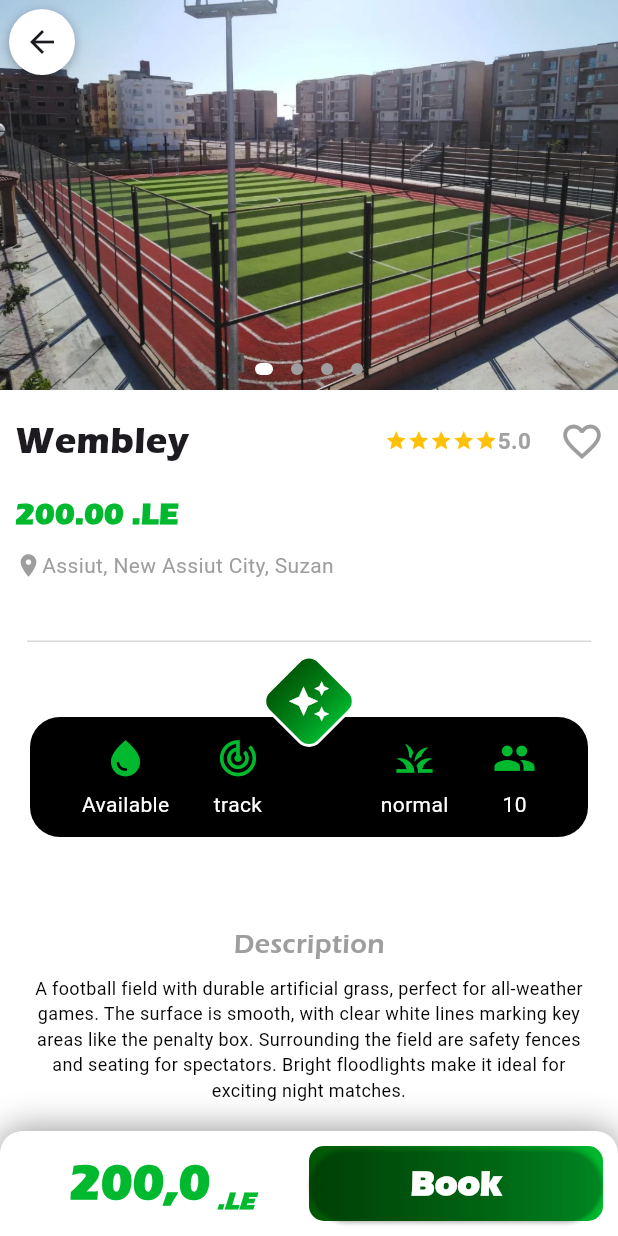
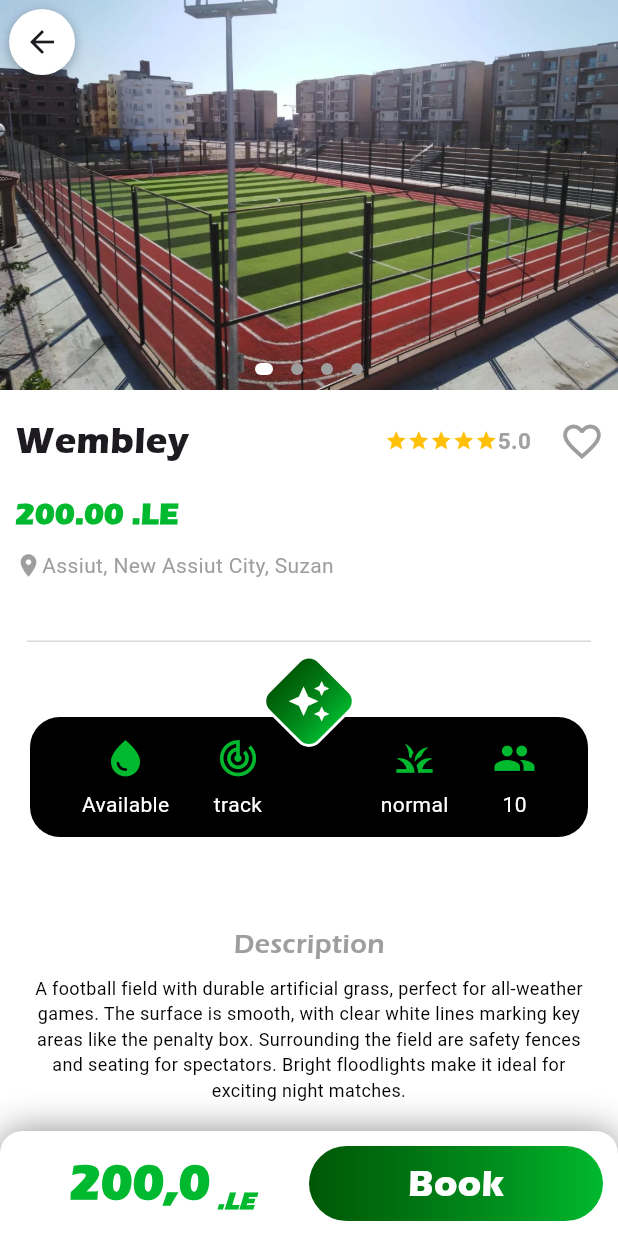
Before and after one commit to soliman512/Graduation-project, a Flutter app: the Stadium_info_playerPG screen opened by its route, on a phone screen of 412 x 824 dp. Run offline on Flutter 3.47's test engine with Material 3 defaults, Android fonts, the phone set to English and light mode, and no system bars; our stand-ins replace animated_toggle_switch, cloud_firestore, firebase_auth, firebase_core, google_sign_in, image_picker and 2 more; missing offline and left inert: day_night_time_picker, flutter_rounded_date_picker; accounts and stored records are empty.

Commit message:
stadium information enhancing --button

```diff
--- a/lib/stadium_information_player_pg/stadium_information_player_pg.dart
+++ b/lib/stadium_information_player_pg/stadium_information_player_pg.dart
@@ -1,6 +1,5 @@
 import 'package:flutter/material.dart';
 import 'package:graduation_project_main/constants/constants.dart';
-
 
 class Stadium_info_playerPG extends StatefulWidget {
   Stadium_info_playerPG({key});
@@ -738,33 +737,22 @@ class _Stadium_info_playerPGState extends State<Stadium_info_playerPG> {
                 ),
               ),
               Expanded(
+                child: GestureDetector(
+                  onTap: () {
+                    Navigator.pushNamed(context, '/payment');
+                  },
                   child: Container(
                     height: 50.0,
                     decoration: BoxDecoration(
-                      gradient: LinearGradient(
-                        colors: [
-                          Color(0xff005706),
-                          Color(0xff007211),
-                          Color(0xff00911E),
-                          Color(0xff00B92E),
-                        ],
-                      ),
-                      borderRadius: BorderRadius.circular(10.0)),
-                  child: ElevatedButton(
-                    onPressed: () {
-                      Navigator.pushNamed(context, '/payment');
-                    },
-                    style: ButtonStyle(
-                      backgroundColor:
-                          WidgetStateProperty.all(Colors.transparent),
-                    ),
+                        gradient: greenGradientColor,
+                        borderRadius: BorderRadius.circular(30.0)),
+                    child: Center(
                       child: Text(
                         "Book",
                         style: TextStyle(
-                        color: Color.fromARGB(255, 255, 255, 255),
-                        fontSize: 23,
-                        fontWeight: FontWeight.bold,
-                        fontFamily: "eras-itc-bold",
+                            color: Colors.white,
+                            fontFamily: 'eras-itc-bold',
+                            fontSize: 24.0),
                       ),
                     ),
                   ),
```
Lines whose indentation alone changed are shown as unchanged.
